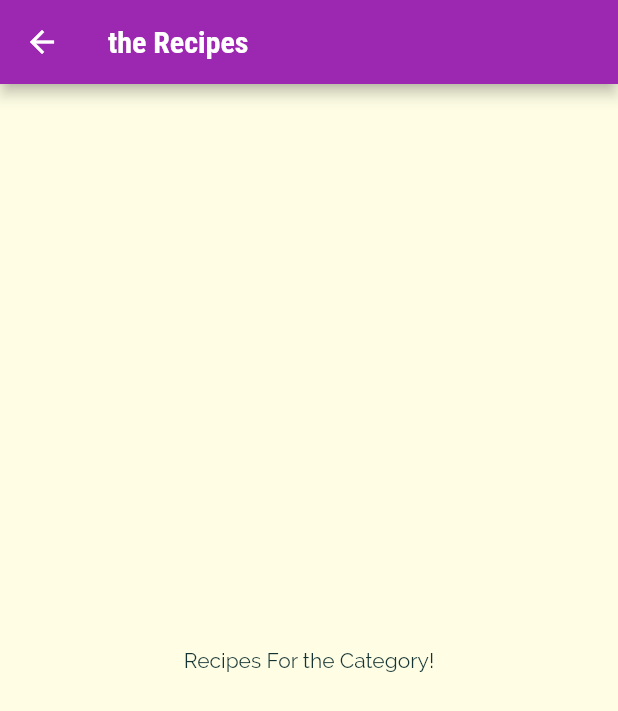
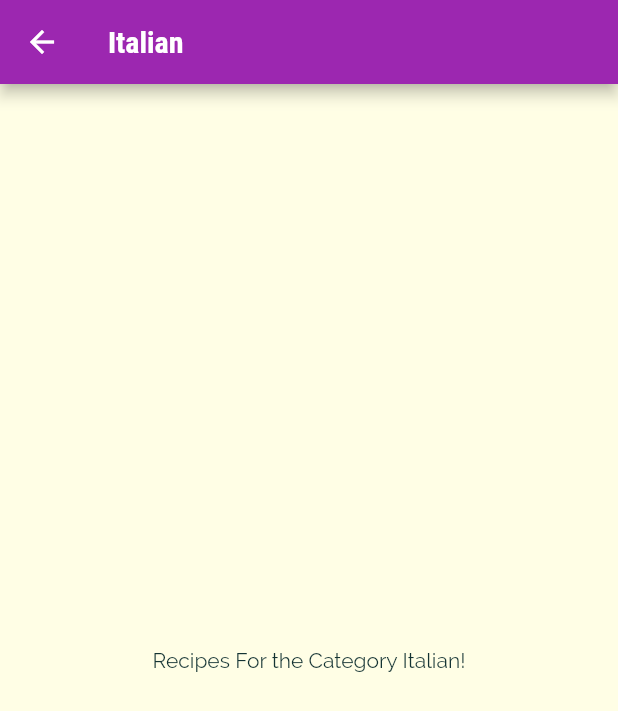
Before and after one commit to akjha96/Khana_Khao_Flutter_App, a Flutter app: the screen it shows after launch, after a tap on "Italian", on a phone screen of 412 x 824 dp. Shown: the top 711 px of the screen. Run offline on Flutter 3.47's test engine with Material 2 defaults, Android fonts, the phone set to English and light mode, and no system bars.

Commit message:
Implemented Routing using InkWell & Navigator

```diff
--- a/lib/categories_screen.dart
+++ b/lib/categories_screen.dart
@@ -14,7 +14,9 @@ class CategoriesScreen extends StatelessWidget {
         padding: const EdgeInsets.all(20),
         children: DUMMY_CATEGORIES
             .map((categoryData) => CategoryItem(
-                title: categoryData.title, color: categoryData.color))
+                id: categoryData.id,
+                title: categoryData.title,
+                color: categoryData.color))
             .toList(),
         gridDelegate: const SliverGridDelegateWithMaxCrossAxisExtent(
           maxCrossAxisExtent: 200,
--- a/lib/category_item.dart
+++ b/lib/category_item.dart
@@ -2,15 +2,24 @@ import 'package:flutter/material.dart';
 import 'package:khana_khao/category_meals_screen.dart';
 
 class CategoryItem extends StatelessWidget {
+  final String id;
   final String title;
   final Color color;
 
-  const CategoryItem({Key? key, required this.title, required this.color})
-      : super(key: key);
+  const CategoryItem({
+    Key? key,
+    required this.id,
+    required this.title,
+    required this.color,
+  }) : super(key: key);
 
   void selectCategory(BuildContext context) {
     Navigator.of(context).push(MaterialPageRoute(
-      builder: (_) => CategoryMealsScreen(),
+      builder: (_) => CategoryMealsScreen(
+        key: ValueKey(id),
+        categoryId: id,
+        categoryTitle: title,
+      ),
     ));
   }
 
--- a/lib/category_meals_screen.dart
+++ b/lib/category_meals_screen.dart
@@ -1,18 +1,22 @@
 import 'package:flutter/material.dart';
 
 class CategoryMealsScreen extends StatelessWidget {
-  const CategoryMealsScreen({Key? key}) : super(key: key);
+  final String categoryId;
+  final String categoryTitle;
+  const CategoryMealsScreen(
+      {Key? key, required this.categoryId, required this.categoryTitle})
+      : super(key: key);
 
   @override
   Widget build(BuildContext context) {
     return Scaffold(
       appBar: AppBar(
         title: Text(
-          'the Recipes',
+          categoryTitle,
         ),
       ),
       body: Center(
-        child: Text('Recipes For the Category!'),
+        child: Text('Recipes For the Category $categoryTitle!'),
       ),
     );
   }
```
